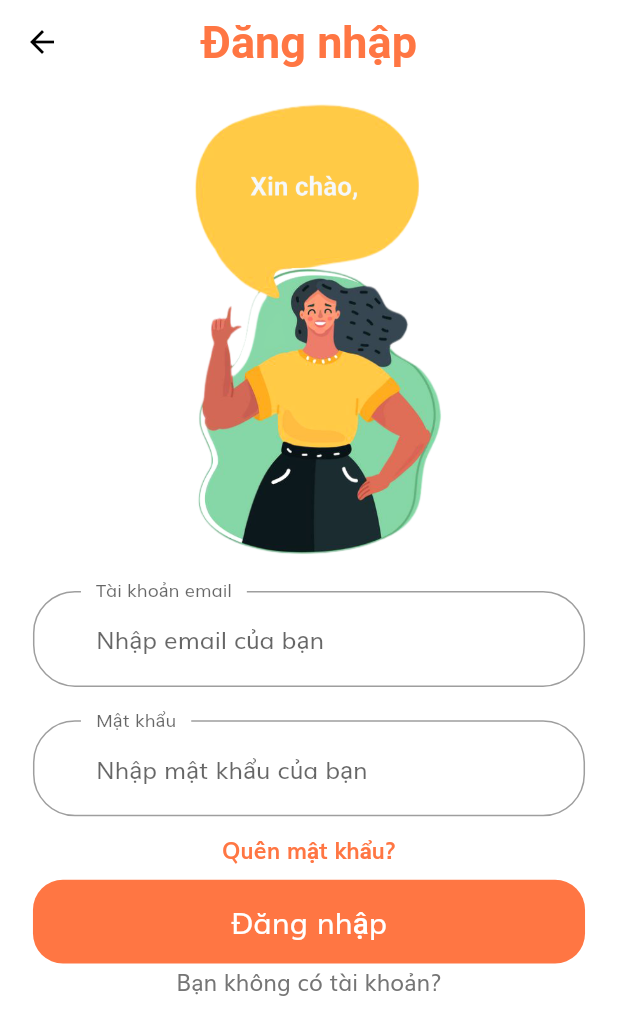
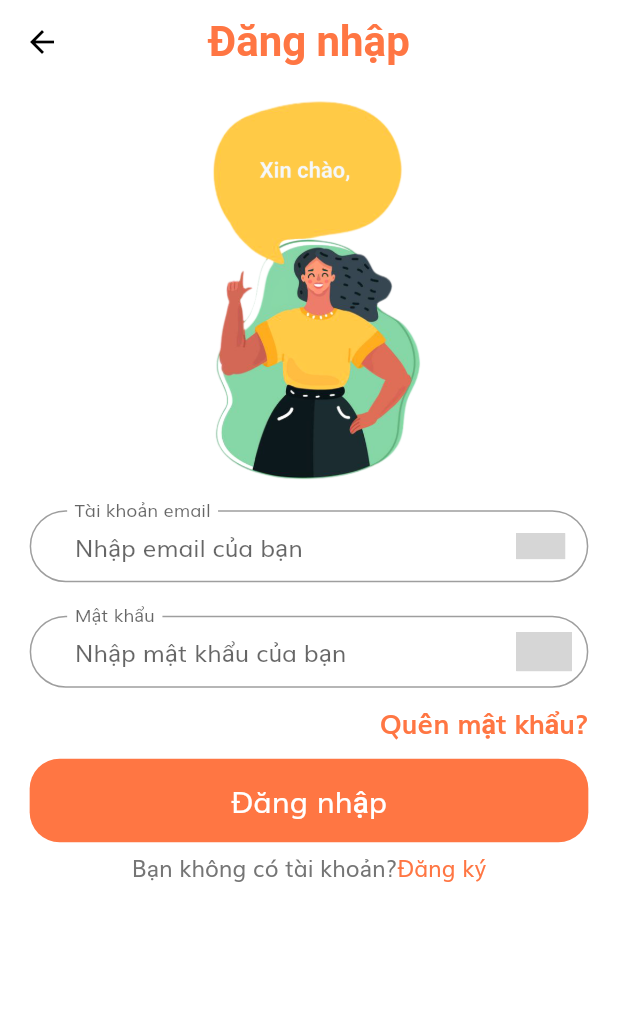
Before and after one commit to ThanhDatTu3tle/flora, a Flutter app: the screen it shows after launch, after a tap on "Continue", on a phone screen of 412 x 824 dp. Shown: the top 1035 px of the screen. Run offline on Flutter 3.47's test engine with Material 2 defaults, Android fonts, the phone set to English and light mode, and no system bars; our stand-ins replace flutter_svg; grey boxes are pictures that could not be loaded.

Commit message:
Login page loading 50%...

```diff
--- a/lib/screens/sign_in/components/body.dart
+++ b/lib/screens/sign_in/components/body.dart
@@ -1,6 +1,8 @@
 import 'package:flora/components/default_button.dart';
 import 'package:flora/size_config.dart';
 import 'package:flutter/material.dart';
+import 'package:flutter_svg/svg.dart';
+import 'package:flutter_svg/flutter_svg.dart';
 
 import '../../../constants.dart';
 
@@ -13,13 +15,13 @@ class Body extends StatelessWidget {
       child: SizedBox(
         width: double.infinity,
         child: Padding(
-          padding: EdgeInsets.symmetric(horizontal: getProportionateScreenWidth(20)),
+          padding: EdgeInsets.symmetric(horizontal: getProportionateScreenWidth(18)),
             child: Column(
             children: [
               Image.asset(
                 "assets/images/sign_in.png",
-                height: getProportionateScreenHeight(333),
-                width: getProportionateScreenWidth(555),
+                height: getProportionateScreenHeight(280),
+                width: getProportionateScreenWidth(666),
                 alignment: Alignment.center,
               ),
               const SignFom(),
@@ -39,16 +41,43 @@ class SignFom extends StatefulWidget {
 }
 
 class _SignFomState extends State<SignFom> {
+  final _formKey = GlobalKey<FormState>();
+  final List<String> errors = [];
+
   @override
   Widget build(BuildContext context) {
+    MainAxisAlignment mainAxisAlignment;
+
     return Form(
+      key: _formKey,
         child: Column(
           children: [
             TextFormField(
-              decoration: const InputDecoration(
+              keyboardType: TextInputType.emailAddress,
+              validator: (value) {
+                if (value!.isEmpty) {
+                  setState(() {
+                    errors.add("Please enter your email!");
+                  });
+                }
+                return null;
+              },
+              decoration: InputDecoration(
                 labelText: "Tài khoản email",
                 hintText: "Nhập email của bạn",
                 floatingLabelBehavior: FloatingLabelBehavior.always,
+                suffixIcon: Padding(
+                  padding: EdgeInsets.fromLTRB(
+                      0,
+                      getProportionateScreenWidth(14),
+                      getProportionateScreenWidth(14),
+                      getProportionateScreenWidth(14)
+                  ),
+                  child: SvgPicture.asset(
+                    "assets/icons/Mail.svg",
+                    height: getProportionateScreenWidth(14),
+                  ),
+                ),
               ),
             ),
             SizedBox(
@@ -56,23 +85,48 @@ class _SignFomState extends State<SignFom> {
             ),
             TextFormField(
               obscureText: true,
-              decoration: const InputDecoration(
+              decoration: InputDecoration(
                 labelText: "Mật khẩu",
                 hintText: "Nhập mật khẩu của bạn",
                 floatingLabelBehavior: FloatingLabelBehavior.always,
+                suffixIcon: Padding(
+                  padding: EdgeInsets.fromLTRB(
+                      0,
+                      getProportionateScreenWidth(10),
+                      getProportionateScreenWidth(10),
+                      getProportionateScreenWidth(10)
+                  ),
+                  child: SvgPicture.asset(
+                    "assets/icons/Lock.svg",
+                    height: getProportionateScreenWidth(14),
+                  ),
+                ),
               ),
             ),
             SizedBox(
               height: getProportionateScreenHeight(10),
             ),
-            const Text(
+            Row(
+              children: [
+                SizedBox(
+                  width: getProportionateScreenWidth(10),
+                ),
+                // Text(errors[0])
+              ],
+            ),
+            Row(
+              mainAxisAlignment: mainAxisAlignment = MainAxisAlignment.end,
+              children: const [
+                Text(
                   "Quên mật khẩu?",
                   style: TextStyle(
-                fontSize: 15,
+                    fontSize: 18,
                     fontWeight: FontWeight.bold,
                     color: kPrimaryColor,
                   ),
                   textAlign: TextAlign.right,
+                ),
+              ],
             ),
             SizedBox(
               height: getProportionateScreenHeight(10),
@@ -81,14 +135,29 @@ class _SignFomState extends State<SignFom> {
               text: "Đăng nhập",
               press: () {},
             ),
-            const Text(
+            SizedBox(
+              height: getProportionateScreenHeight(5),
+            ),
+            Row(
+              mainAxisAlignment: mainAxisAlignment = MainAxisAlignment.center,
+              children: const [
+                Text(
                   "Bạn không có tài khoản?",
                   style: TextStyle(
                     fontSize: 15,
                     fontWeight: FontWeight.normal,
                     color: kTextColor,
                   ),
-              textAlign: TextAlign.right,
+                ),
+                Text(
+                  "Đăng ký",
+                  style: TextStyle(
+                    fontSize: 15,
+                    fontWeight: FontWeight.normal,
+                    color: kPrimaryColor,
+                  ),
+                ),
+              ],
             ),
           ],
         )
--- a/lib/screens/sign_in/sign_in_screen.dart
+++ b/lib/screens/sign_in/sign_in_screen.dart
@@ -15,7 +15,7 @@ class SignInScreen extends StatelessWidget {
         title: const Text(
           "Đăng nhập",
           style: TextStyle(
-            fontSize: 30,
+            fontSize: 28,
             fontWeight: FontWeight.bold,
             color: kPrimaryColor,
           ),
--- a/lib/size_config.dart
+++ b/lib/size_config.dart
@@ -1,3 +1,5 @@
+import 'dart:core';
+
 import 'package:flutter/material.dart';
 
 class SizeConfig {
--- a/lib/theme.dart
+++ b/lib/theme.dart
@@ -16,18 +16,15 @@ ThemeData theme() {
 
 InputDecorationTheme inputDecorationTheme() {
   const outlineInputBorder = OutlineInputBorder(
-    borderRadius: BorderRadius.all(Radius.circular(28)),
+    borderRadius: BorderRadius.all(Radius.circular(33)),
     borderSide: BorderSide(color: kTextColor),
-    gapPadding: 10,
+    gapPadding: 5,
   );
 
   return const InputDecorationTheme(
-    // labelText: "Email",
-    // hintText: "Enter your email",
-    // floatingLabelBehavior: FloatingLabelBehavior.always,
     contentPadding: EdgeInsets.symmetric(
-      horizontal: 42,
-      vertical: 20,
+      horizontal: 30,
+      vertical: 10,
     ),
     border: outlineInputBorder,
     focusedBorder: outlineInputBorder,
--- a/pubspec.yaml
+++ b/pubspec.yaml
@@ -37,6 +37,7 @@ dependencies:
   cupertino_icons: ^1.0.2
   url_launcher: ^6.1.10
   provider: ^6.0.5
+  flutter_svg: ^2.0.4
 
 dev_dependencies:
   flutter_test:
```
Also changed, not shown: assets/icons/Lock.svg (added), assets/icons/Mail.svg (added), pubspec.lock. Lines whose indentation alone changed are shown as unchanged.
